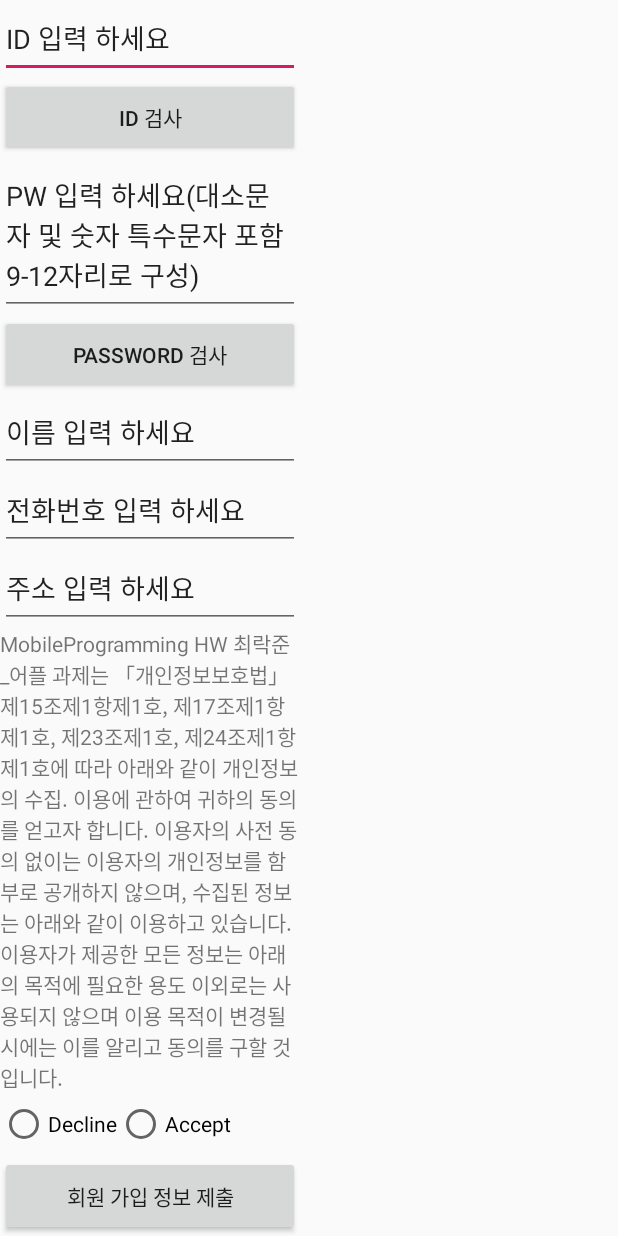
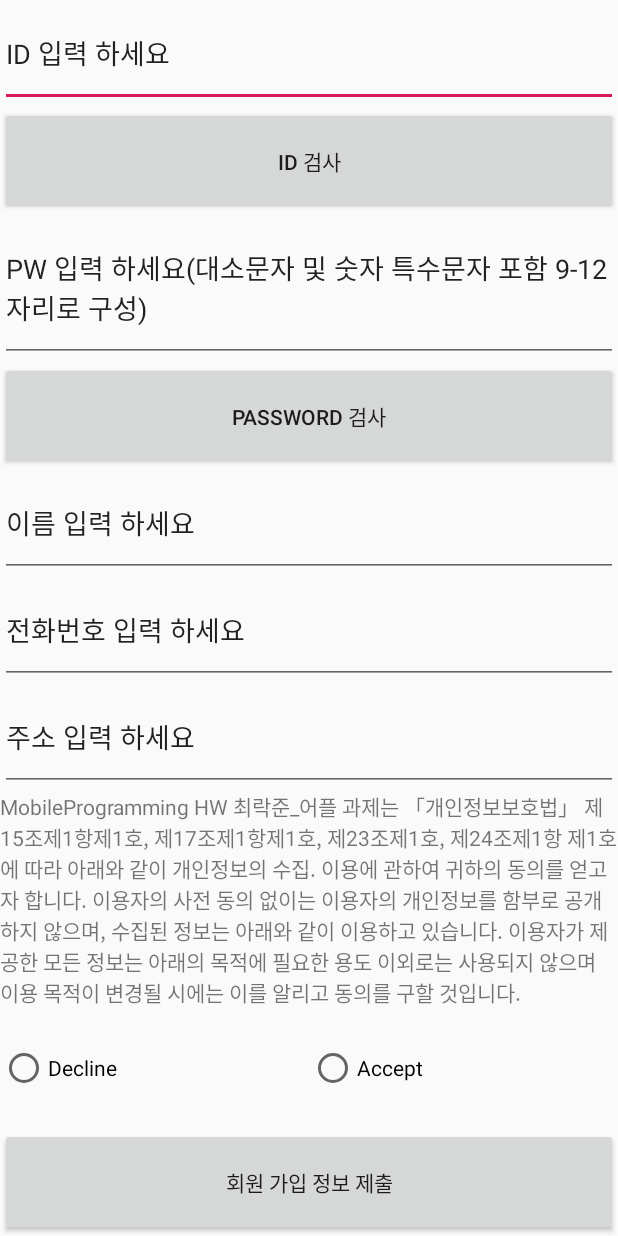
Before and after one commit to choirakjun/-_HW1, an Android app: the enroll screen opened directly, with no data from a screen before it, on a phone screen of 412 x 824 dp. Run offline under Robolectric (Android 15) with nearby library versions, the phone set to English and light mode, and no system bars.

Commit message:
layout_width match_parent로 수정

```diff
--- a/src/main/res/layout/activity_main.xml
+++ b/src/main/res/layout/activity_main.xml
@@ -10,14 +10,14 @@
         android:layout_centerHorizontal="true"
         android:layout_centerVertical="true"
         android:id="@+id/input_id"
-        android:layout_width="200dp"
+        android:layout_width="match_parent"
         android:text="ID 입력 하세요"
         android:layout_height="wrap_content"></EditText>
 
 
     <EditText
         android:id="@+id/input_pw"
-        android:layout_width="200dp"
+        android:layout_width="match_parent"
         android:layout_height="wrap_content"
         android:layout_centerHorizontal="true"
         android:layout_below="@+id/input_id"
@@ -25,7 +25,7 @@
 
     <Button
         android:id="@+id/login"
-        android:layout_width="200dp"
+        android:layout_width="match_parent"
         android:layout_centerHorizontal="true"
         android:layout_height="wrap_content"
         android:layout_below="@+id/input_pw"
@@ -33,7 +33,7 @@
 
     <Button
         android:id="@+id/enroll"
-        android:layout_width="200dp"
+        android:layout_width="match_parent"
         android:layout_height="wrap_content"
         android:layout_centerHorizontal="true"
         android:layout_below="@+id/login"
--- a/src/main/res/layout/enroll.xml
+++ b/src/main/res/layout/enroll.xml
@@ -10,7 +10,7 @@
     <EditText
 
         android:id="@+id/enroll_input_id"
-        android:layout_width="200dp"
+        android:layout_width="match_parent"
         android:text="ID 입력 하세요"
         android:layout_centerHorizontal="true"
         android:layout_weight="1"
@@ -20,13 +20,13 @@
         android:layout_height="wrap_content"
         android:text="ID 검사"
         android:layout_centerHorizontal="true"
-        android:layout_width="200dp"
+        android:layout_width="match_parent"
         android:id="@+id/check_id"
         android:layout_weight="1"
         ></Button>
     <EditText
         android:id="@+id/enroll_input_pw"
-        android:layout_width="200dp"
+        android:layout_width="match_parent"
         android:layout_height="wrap_content"
         android:layout_centerHorizontal="true"
         android:layout_weight="1"
@@ -36,7 +36,7 @@
         android:layout_height="wrap_content"
         android:text="PASSWORD 검사"
         android:layout_centerHorizontal="true"
-        android:layout_width="200dp"
+        android:layout_width="match_parent"
         android:layout_weight="1"
         android:id="@+id/check_pw"
         ></Button>
@@ -45,7 +45,7 @@
 
     <EditText
         android:id="@+id/enroll_name"
-        android:layout_width="200dp"
+        android:layout_width="match_parent"
         android:layout_height="wrap_content"
         android:layout_weight="1"
         android:layout_centerHorizontal="true"
@@ -53,7 +53,7 @@
 
     <EditText
         android:id="@+id/enroll_phone_number"
-        android:layout_width="200dp"
+        android:layout_width="match_parent"
         android:layout_weight="1"
         android:layout_height="wrap_content"
         android:layout_centerHorizontal="true"
@@ -61,7 +61,7 @@
 
     <EditText
         android:id="@+id/enroll_address"
-        android:layout_width="200dp"
+        android:layout_width="match_parent"
         android:layout_height="wrap_content"
         android:layout_centerHorizontal="true"
         android:layout_weight="1"
@@ -69,7 +69,7 @@
 
 
     <TextView
-        android:layout_width="200dp"
+        android:layout_width="match_parent"
         android:layout_height="wrap_content"
         android:layout_weight="1"
         android:text="MobileProgramming HW 최락준_어플 과제는 「개인정보보호법」 제15조제1항제1호, 제17조제1항제1호, 제23조제1호, 제24조제1항 제1호에 따라
@@ -78,7 +78,7 @@
 이용자가 제공한 모든 정보는 아래의 목적에 필요한 용도 이외로는 사용되지 않으며 이용 목적이 변경될 시에는 이를 알리고 동의를 구할 것입니다."></TextView>
 
     <RadioGroup
-        android:layout_width="wrap_content"
+        android:layout_width="match_parent"
         android:layout_height="wrap_content"
         android:id="@+id/ok_false_enroll"
         android:layout_weight="1"
@@ -89,13 +89,13 @@
             android:id="@+id/decline"
             android:layout_height="wrap_content"
             android:layout_weight="1"
-            android:layout_width="wrap_content" />
+            android:layout_width="match_parent" />
         <RadioButton
             android:id="@+id/accept"
             android:text="Accept"
             android:layout_height="wrap_content"
             android:layout_weight="1"
-            android:layout_width="wrap_content" />
+            android:layout_width="match_parent" />
     </RadioGroup>
 
     <Button
@@ -103,7 +103,7 @@
         android:layout_weight="1"
         android:text="회원 가입 정보 제출"
         android:layout_centerHorizontal="true"
-        android:layout_width="200dp"
+        android:layout_width="match_parent"
         android:id="@+id/submit"
         ></Button>
 
```
Also changed, not shown: 1 other file.
